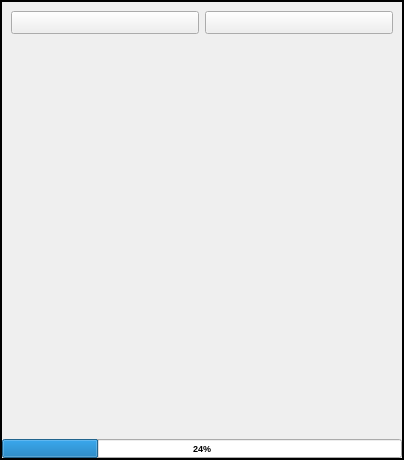
This is src/ui/widgets/NsfwCard.ui in sclMAX/NsfwScannAndExplorer as Qt 5 draws it before an edit. The edited form follows.
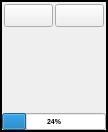
This is the edited form. Icons and pictures are not drawn.

Patch:
```diff
--- a/src/ui/widgets/NsfwCard.ui
+++ b/src/ui/widgets/NsfwCard.ui
@@ -6,20 +6,26 @@
    <rect>
     <x>0</x>
     <y>0</y>
-    <width>404</width>
-    <height>460</height>
+    <width>108</width>
+    <height>132</height>
    </rect>
   </property>
   <property name="sizePolicy">
-   <sizepolicy hsizetype="Ignored" vsizetype="Ignored">
+   <sizepolicy hsizetype="Expanding" vsizetype="Fixed">
     <horstretch>0</horstretch>
     <verstretch>0</verstretch>
    </sizepolicy>
   </property>
   <property name="maximumSize">
    <size>
-    <width>404</width>
-    <height>460</height>
+    <width>250</width>
+    <height>250</height>
+   </size>
+  </property>
+  <property name="baseSize">
+   <size>
+    <width>100</width>
+    <height>100</height>
    </size>
   </property>
   <property name="windowTitle">
@@ -38,8 +44,11 @@
    <number>2</number>
   </property>
   <layout class="QVBoxLayout" name="verticalLayout">
+   <property name="spacing">
+    <number>2</number>
+   </property>
    <property name="sizeConstraint">
-    <enum>QLayout::SetMinAndMaxSize</enum>
+    <enum>QLayout::SetDefaultConstraint</enum>
    </property>
    <property name="leftMargin">
     <number>0</number>
@@ -55,9 +64,30 @@
    </property>
    <item alignment="Qt::AlignTop">
     <widget class="QFrame" name="horizontalFrame">
-     <layout class="QHBoxLayout" name="horizontalLayout">
+     <property name="sizePolicy">
+      <sizepolicy hsizetype="Expanding" vsizetype="Fixed">
+       <horstretch>0</horstretch>
+       <verstretch>0</verstretch>
+      </sizepolicy>
+     </property>
+     <layout class="QHBoxLayout" name="card_buttons">
+      <property name="spacing">
+       <number>2</number>
+      </property>
+      <property name="leftMargin">
+       <number>2</number>
+      </property>
+      <property name="topMargin">
+       <number>2</number>
+      </property>
+      <property name="rightMargin">
+       <number>2</number>
+      </property>
+      <property name="bottomMargin">
+       <number>2</number>
+      </property>
       <item>
-       <widget class="QToolButton" name="toolButton_2">
+       <widget class="QToolButton" name="card_btnOpen">
         <property name="sizePolicy">
          <sizepolicy hsizetype="Expanding" vsizetype="Fixed">
           <horstretch>0</horstretch>
@@ -86,7 +116,7 @@
        </widget>
       </item>
       <item>
-       <widget class="QToolButton" name="toolButton">
+       <widget class="QToolButton" name="card_btnRemove">
         <property name="sizePolicy">
          <sizepolicy hsizetype="Expanding" vsizetype="Fixed">
           <horstretch>0</horstretch>
@@ -100,6 +130,12 @@
          <iconset>
           <normaloff>icons/icon-circledelete.png</normaloff>icons/icon-circledelete.png</iconset>
         </property>
+        <property name="iconSize">
+         <size>
+          <width>16</width>
+          <height>16</height>
+         </size>
+        </property>
        </widget>
       </item>
      </layout>
@@ -108,11 +144,23 @@
    <item>
     <widget class="QLabel" name="label">
      <property name="sizePolicy">
-      <sizepolicy hsizetype="Preferred" vsizetype="Preferred">
+      <sizepolicy hsizetype="Expanding" vsizetype="Expanding">
        <horstretch>0</horstretch>
        <verstretch>0</verstretch>
       </sizepolicy>
      </property>
+     <property name="maximumSize">
+      <size>
+       <width>0</width>
+       <height>0</height>
+      </size>
+     </property>
+     <property name="baseSize">
+      <size>
+       <width>0</width>
+       <height>0</height>
+      </size>
+     </property>
      <property name="text">
       <string/>
      </property>
@@ -131,10 +179,16 @@
     </widget>
    </item>
    <item alignment="Qt::AlignBottom">
-    <widget class="QProgressBar" name="progressBar">
+    <widget class="QProgressBar" name="card_score">
+     <property name="sizePolicy">
+      <sizepolicy hsizetype="Expanding" vsizetype="Fixed">
+       <horstretch>0</horstretch>
+       <verstretch>0</verstretch>
+      </sizepolicy>
+     </property>
      <property name="font">
       <font>
-       <pointsize>7</pointsize>
+       <pointsize>5</pointsize>
        <weight>75</weight>
        <bold>true</bold>
       </font>
```
Left out of the diff: 6 changed lines with no effect on the pictures.
